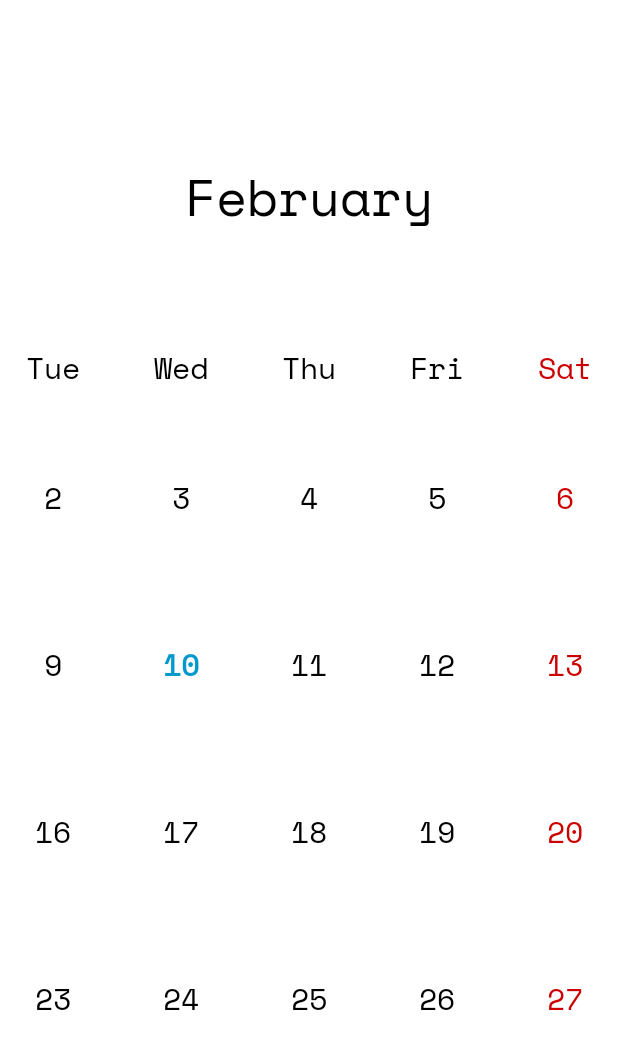
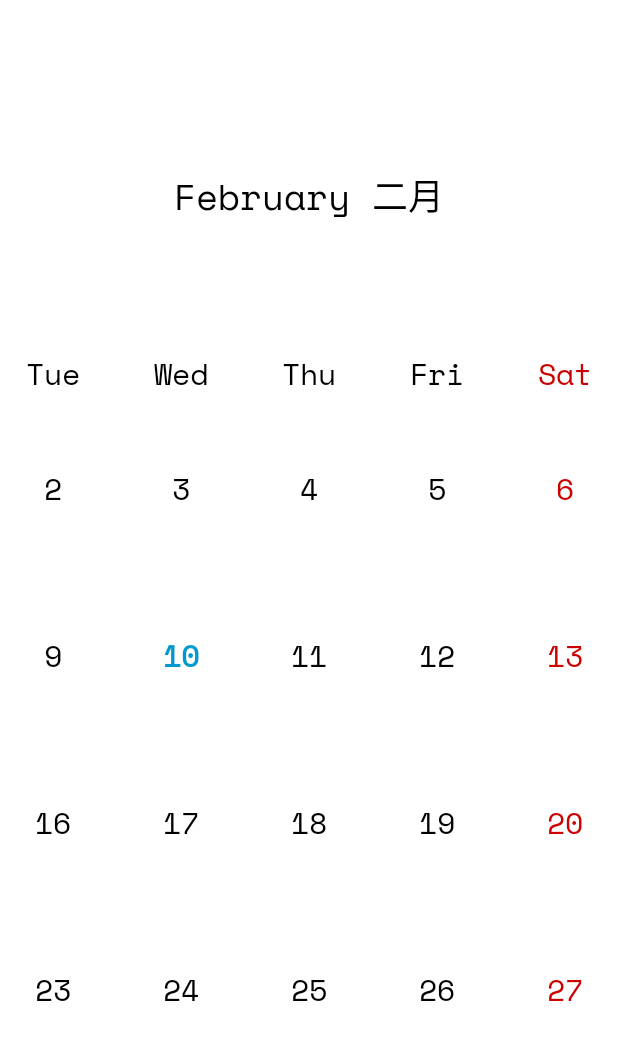
Before and after one commit to lzcapp/OHHC-Android, an Android app: the screen it shows after launch (MonthActivity), on a phone screen of 412 x 824 dp. Shown: the top 1049 px of the screen. Run offline under Robolectric (Android 15) with nearby library versions, the phone set to English and light mode, and no system bars; libraries missing offline, so code that uses them is left out: com.xhinliang.lunarcalendar; Roboto replaces fonts that are not available here; 8 statements that could not run were skipped.

Commit message:
Update to v 3.8 (13)
月历视图添加中文月份、公历及农历年份。

```diff
--- a/app/build.gradle
+++ b/app/build.gradle
@@ -16,8 +16,8 @@ android {
         applicationId 'top.rainysummer.openhappyhackingcalendar'
         minSdkVersion 23
         targetSdkVersion 30
-        versionCode 12
-        versionName "3.7"
+        versionCode 13
+        versionName "3.8"
         // multiDexEnabled true
         testInstrumentationRunner "androidx.test.runner.AndroidJUnitRunner"
         signingConfig signingConfigs.sign
--- a/app/src/main/java/top/rainysummer/openhappyhackingcalendar/MonthActivity.kt
+++ b/app/src/main/java/top/rainysummer/openhappyhackingcalendar/MonthActivity.kt
@@ -2,7 +2,6 @@ package top.rainysummer.openhappyhackingcalendar
 
 import android.annotation.SuppressLint
 import android.content.Intent
-import android.content.res.ColorStateList
 import android.graphics.Typeface
 import android.os.Build
 import android.os.Bundle
@@ -31,17 +30,33 @@ class MonthActivity : AppCompatActivity() {
 
         val calendar: Calendar = Calendar.getInstance()
 
+        val dateNum = calendar.get(Calendar.DATE)
         val yearNum = calendar.get(Calendar.YEAR)
         val monthNum = calendar.get(Calendar.MONTH)
 
         val monthName = arrayOf(
-            "January", "February", "March", "April", "May", "June", "July",
-            "August", "September", "October", "November",
-            "December"
+            "January 一月", "February 二月", "March 三月", "April 四月", "May 五月", "June 六月", "July 七月",
+            "August 八月", "September 九月", "October 十月", "November 十一月",
+            "December 十二月"
         )
         val month = monthName[monthNum]
-        val textView = findViewById<TextView>(R.id.textMonth)
-        textView.text = month
+        val textMonth = findViewById<TextView>(R.id.textMonth)
+        textMonth.text = month
+
+        val lunar = LunarCalendar.obtainCalendar(yearNum, monthNum + 1, dateNum)
+        val td_num : Int
+        if (lunar.lunarMonth == "腊") {
+            td_num = yearNum - 4
+        } else {
+            td_num = yearNum - 3
+        }
+        val tian = arrayOf("癸", "甲", "乙", "丙", "丁", "戊", "己", "庚", "辛", "壬")
+        val di = arrayOf("亥", "子", "丑", "寅", "卯", "辰", "巳", "午", "未", "申", "酉", "戌")
+        val LunarYear = tian[td_num % 10] + di[td_num % 12] + "年"
+
+        val textYear = findViewById<TextView>(R.id.textYear)
+        textYear.text = yearNum.toString() + "  ·  " + LunarYear
+
 
         val startOfMonth = Calendar.getInstance()
         startOfMonth.set(yearNum, monthNum, 1)
--- a/app/src/main/res/layout/activity_month.xml
+++ b/app/src/main/res/layout/activity_month.xml
@@ -29,21 +29,30 @@
             android:fontFamily="@font/space_mono"
             android:gravity="center|center_horizontal|center_vertical"
             android:textColor="@color/black"
-            android:textSize="34sp"
+            android:textSize="24sp"
             android:textStyle="normal" />
+
+        <TextView
+            android:id="@+id/textYear"
+            android:layout_width="wrap_content"
+            android:layout_height="wrap_content"
+            android:layout_gravity="center|center_horizontal"
+            android:layout_marginTop="10dp"
+            android:textColor="@color/black"
+            android:textSize="16sp" />
 
         <TableLayout
             android:id="@+id/table"
             android:layout_width="wrap_content"
             android:layout_height="wrap_content"
-            android:layout_marginTop="60dp"
+            android:layout_marginTop="40dp"
             android:gravity="center">
 
             <TableRow
                 android:layout_width="wrap_content"
                 android:layout_height="wrap_content"
                 android:layout_marginTop="10dp"
-                android:layout_marginBottom="20dp"
+                android:layout_marginBottom="10dp"
                 android:gravity="center"
                 android:textSize="20sp">
 
@@ -120,7 +129,7 @@
                 android:id="@+id/week0"
                 android:layout_width="wrap_content"
                 android:layout_height="wrap_content"
-                android:layout_marginTop="0dp"
+                android:layout_marginTop="5dp"
                 android:gravity="center"
                 android:minHeight="0dp"
                 android:textSize="20sp">
```
